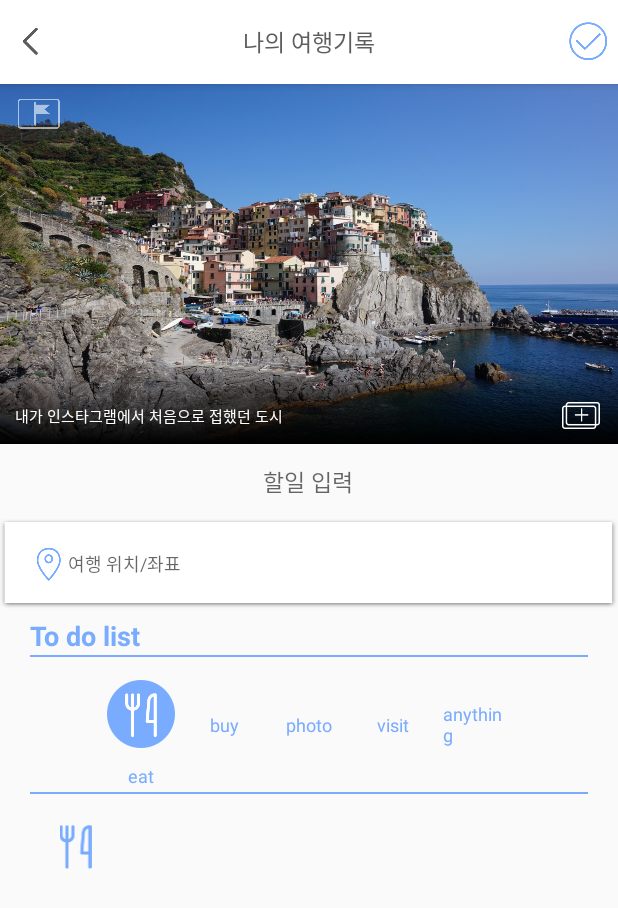
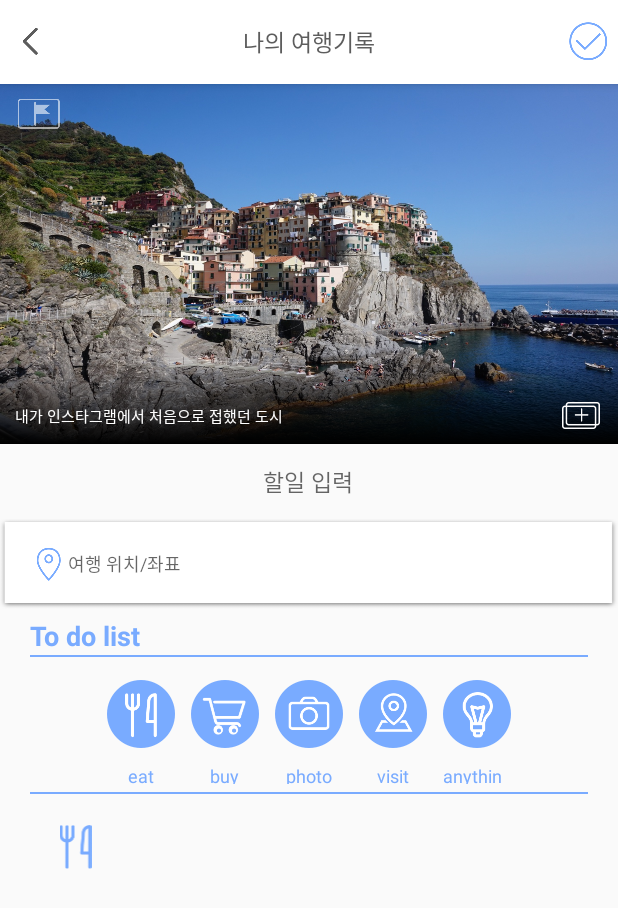
Before and after one commit to munjung/traveller, an Android app: the EditLocationActivity screen opened directly, with no data from a screen before it, after a tap on an icon or button, on a phone screen of 412 x 824 dp. Shown: the top 908 px of the screen. Run offline under Robolectric (Android 15) with nearby library versions, the phone set to English and light mode, and no system bars.

Commit message:
지원 커밋

```diff
--- a/Traveller/app/src/main/java/gamsung/traveller/activity/EditLocationActivity.java
+++ b/Traveller/app/src/main/java/gamsung/traveller/activity/EditLocationActivity.java
@@ -26,7 +26,7 @@
     ImageButton eatBtn, buyBtn, takeBtn, visitBtn, anythingBtn;
     EditText memoEdit,tvMission;
     TextView editLocation;
-    ImageView memoImage;
+    ImageView memoImage,eat,buy,take,visit,anything;
     ViewPager pager;
 
     private DataManager _dataManager;
@@ -48,58 +48,65 @@
         editLocation = (TextView)findViewById(R.id.editLocation);
         tvMission = (EditText)findViewById(R.id.tvMission);
 
+        eat = (ImageView) findViewById(R.id.eat);
+        buy = (ImageView)findViewById(R.id.buy);
+        take = (ImageView)findViewById(R.id.photo);
+        visit = (ImageView)findViewById(R.id.visit);
+        anything = (ImageView)findViewById(R.id.anything);
+
+
         eatBtn.setOnClickListener(new View.OnClickListener() {
             @Override
             public void onClick(View v) {
-                eatBtn.setVisibility(View.VISIBLE);
-                buyBtn.setVisibility(View.GONE);
-                takeBtn.setVisibility(View.GONE);
-                visitBtn.setVisibility(View.GONE);
-                anythingBtn.setVisibility(View.GONE);
+                eat.setVisibility(View.VISIBLE);
+                buy.setVisibility(View.INVISIBLE);
+                take.setVisibility(View.INVISIBLE);
+                visit.setVisibility(View.INVISIBLE);
+                anything.setVisibility(View.INVISIBLE);
             }
         });
 
         buyBtn.setOnClickListener(new View.OnClickListener() {
             @Override
             public void onClick(View v) {
-                eatBtn.setVisibility(View.GONE);
-                buyBtn.setVisibility(View.VISIBLE);
-                takeBtn.setVisibility(View.GONE);
-                visitBtn.setVisibility(View.GONE);
-                anythingBtn.setVisibility(View.GONE);
+                eat.setVisibility(View.INVISIBLE);
+                buy.setVisibility(View.VISIBLE);
+                take.setVisibility(View.INVISIBLE);
+                visit.setVisibility(View.INVISIBLE);
+                anything.setVisibility(View.INVISIBLE);
             }
         });
 
         takeBtn.setOnClickListener(new View.OnClickListener() {
             @Override
             public void onClick(View v) {
-                eatBtn.setVisibility(View.GONE);
-                buyBtn.setVisibility(View.GONE);
-                takeBtn.setVisibility(View.VISIBLE);
-                visitBtn.setVisibility(View.GONE);
-                anythingBtn.setVisibility(View.GONE);
+                eat.setVisibility(View.INVISIBLE);
+                buy.setVisibility(View.INVISIBLE);
+                take.setVisibility(View.VISIBLE);
+                visit.setVisibility(View.INVISIBLE);
+                anything.setVisibility(View.INVISIBLE);
             }
         });
 
         visitBtn.setOnClickListener(new View.OnClickListener() {
             @Override
             public void onClick(View v) {
-                eatBtn.setVisibility(View.GONE);
-                buyBtn.setVisibility(View.GONE);
-                takeBtn.setVisibility(View.GONE);
-                visitBtn.setVisibility(View.VISIBLE);
-                anythingBtn.setVisibility(View.GONE);
+                eat.setVisibility(View.INVISIBLE);
+                buy.setVisibility(View.INVISIBLE);
+                take.setVisibility(View.INVISIBLE);
+                visit.setVisibility(View.VISIBLE);
+                anything.setVisibility(View.INVISIBLE);
             }
         });
 
         anythingBtn.setOnClickListener(new View.OnClickListener() {
             @Override
             public void onClick(View v) {
-                eatBtn.setVisibility(View.GONE);
-                buyBtn.setVisibility(View.GONE);
-                takeBtn.setVisibility(View.GONE);
-                visitBtn.setVisibility(View.GONE);
-                anythingBtn.setVisibility(View.VISIBLE);
+                eat.setVisibility(View.INVISIBLE);
+                buy.setVisibility(View.INVISIBLE);
+                take.setVisibility(View.INVISIBLE);
+                visit.setVisibility(View.INVISIBLE);
+                anything.setVisibility(View.INVISIBLE);
             }
         });
 
--- a/Traveller/app/src/main/res/layout/activity_edit_location.xml
+++ b/Traveller/app/src/main/res/layout/activity_edit_location.xml
@@ -65,6 +65,15 @@
 
     </android.support.design.widget.AppBarLayout>
 
+    <ScrollView
+        android:layout_width="match_parent"
+        android:layout_height="wrap_content">
+
+        <LinearLayout
+            android:layout_width="match_parent"
+            android:layout_height="wrap_content"
+            android:orientation="vertical">
+
     <android.support.v4.view.ViewPager
 
         android:id="@+id/pager"
@@ -72,14 +81,9 @@
         android:layout_height="240dp"
         android:layout_alignParentLeft="true"
         android:layout_alignParentStart="true"
-        android:layout_below="@+id/barLayout"
         android:visibility="visible">
 
     </android.support.v4.view.ViewPager>
-
-    <ScrollView
-        android:layout_width="match_parent"
-        android:layout_height="wrap_content">
 
         <LinearLayout
             android:layout_width="match_parent"
@@ -328,6 +332,9 @@
                     android:layout_toRightOf="@+id/eat"
                     android:layout_width="match_parent"
                     android:layout_height="wrap_content"
+                    android:textColor="#5d5d5d"
+                    android:paddingLeft="15dp"
+                    android:textSize="14sp"
                     android:background="@null"
                     android:layout_centerVertical="true"/>
 
@@ -367,6 +374,8 @@
 
         </LinearLayout>
 
+        </LinearLayout>
+
     </ScrollView>
 
 </LinearLayout>
```
